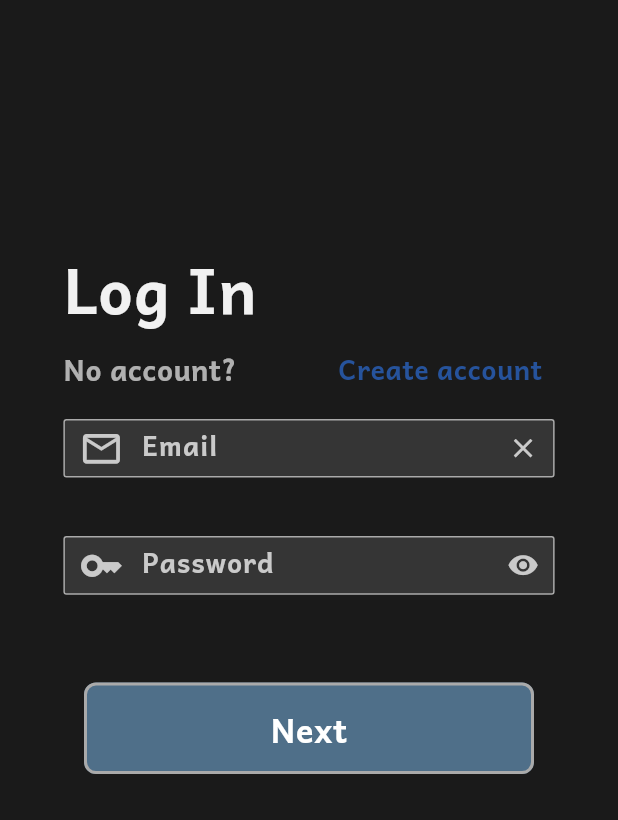
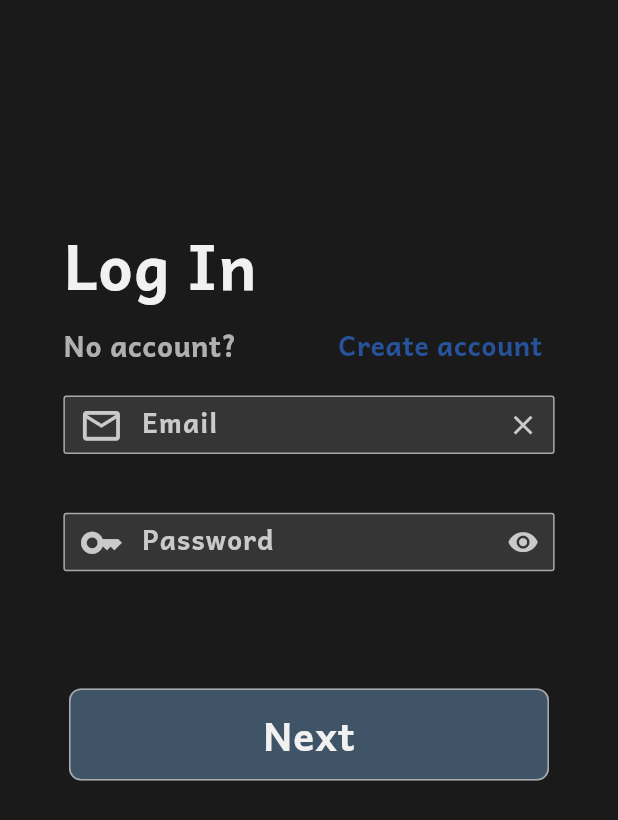
Before and after one commit to seungminhan2631/msdl, a Flutter app: the screen it shows after launch, on a phone screen of 412 x 824 dp. Shown: the top 820 px of the screen. Run offline on Flutter 3.47's test engine with Material 3 defaults, Android fonts, the phone set to English and light mode, and no system bars.

Commit message:
update
update

```diff
--- a/lib/commons/widgets/buttons/customButton.dart
+++ b/lib/commons/widgets/buttons/customButton.dart
@@ -1,8 +1,12 @@
 import 'package:flutter/material.dart';
+import 'package:msdl/constants/size_config.dart';
+import 'package:msdl/constants/sizes.dart';
 
 class CustomButton extends StatelessWidget {
+  final String text;
   const CustomButton({
     super.key,
+    required this.text,
   });
 
   @override
@@ -10,23 +14,21 @@ class CustomButton extends StatelessWidget {
     return Center(
       child: TextButton(
         style: TextButton.styleFrom(
-          backgroundColor: const Color(0xff4F6F89),
-          padding: const EdgeInsets.symmetric(horizontal: 50, vertical: 15),
-          minimumSize: const Size(300, 60),
+          backgroundColor: const Color(0xff4F6F89).withOpacity(0.7),
+          padding: EdgeInsets.symmetric(horizontal: 50.w, vertical: 12.h),
+          minimumSize: const Size(320, 60),
           shape: RoundedRectangleBorder(
             borderRadius: BorderRadius.circular(8),
-            side: const BorderSide(color: Color(0xffAAAAAA), width: 2),
+            side: BorderSide(color: Color(0xffAAAAAA), width: 1.w),
           ),
         ),
-        onPressed: () {
-          // 버튼 클릭 이벤트
-        },
-        child: const Text(
-          "Next",
+        onPressed: () {},
+        child: Text(
+          text,
           style: TextStyle(
             fontFamily: 'Andika',
-            fontSize: 22, // 텍스트 크기 조절
-            color: Colors.white, // 텍스트 색상
+            fontSize: Sizes.size24 + Sizes.size1,
+            color: Color(0xffF1F1F1),
             fontWeight: FontWeight.bold,
           ),
         ),
--- a/lib/commons/widgets/toptitle.dart
+++ b/lib/commons/widgets/toptitle.dart
@@ -3,24 +3,24 @@ import 'package:msdl/constants/size_config.dart';
 import 'package:msdl/msdl_theme.dart';
 
 class TopTitle extends StatelessWidget {
-  final String title;
+  final String text;
   final double? fontSize;
   final FontWeight? fontWeight;
-  final double? opacity; // 🔹 추가: 사용자가 투명도 설정 가능
+  final double? opacity;
   final TextStyle? headlineLarge = msdlTheme.primaryTextTheme.headlineLarge;
 
   TopTitle({
     super.key,
-    required this.title,
+    required this.text,
     this.fontSize,
     this.fontWeight,
-    this.opacity, // 🔹 사용자가 직접 설정할 수 있음
+    this.opacity,
   });
 
   @override
   Widget build(BuildContext context) {
     return Text(
-      title,
+      text,
       style: headlineLarge?.copyWith(
         //??로직은 짧게말하면, C= A??B 를 예를들면, C값=  초기값은 B, A로 설정한다면 C값은 A
         fontSize: (fontSize ?? 40).w,
--- a/lib/features/screens/authentication/login_Screen.dart
+++ b/lib/features/screens/authentication/login_Screen.dart
@@ -24,12 +24,12 @@ class login_Screen extends StatelessWidget {
       resizeToAvoidBottomInset: false,
       body: Padding(
         padding:
-            EdgeInsets.symmetric(horizontal: Sizes.size40, vertical: 166.h),
+            EdgeInsets.symmetric(horizontal: Sizes.size40, vertical: 150.h),
         child: Column(
           crossAxisAlignment: CrossAxisAlignment.start,
           children: [
             TopTitle(
-              title: "Log In",
+              text: "Log In",
               fontSize: 37.w,
               fontWeight: FontWeight.w700,
             ),
@@ -38,14 +38,16 @@ class login_Screen extends StatelessWidget {
               mainAxisSize: MainAxisSize.min,
               children: [
                 TopTitle(
-                  title: "No account?",
+                  text: "No account?",
                   fontSize: Sizes.size16 + Sizes.size1,
                   fontWeight: FontWeight.w700,
                   opacity: 0.7,
                 ),
                 Gaps.h64,
                 GestureDetector(
-                  onTap: () {},
+                  onTap: () {
+                    Navigator.pushNamed(context, "/chooseRole_Screen");
+                  },
                   child: Text(
                     "Create account",
                     style: TextStyle(
@@ -70,8 +72,9 @@ class login_Screen extends StatelessWidget {
               firstIcon: Icons.key,
               lastIcon: Icons.visibility,
             ),
-            Gaps.v60,
-            CustomButton(),
+            Gaps.v80,
+            CustomButton(text: "Next"),
+            Gaps.v96,
           ],
         ),
       ),
```
Also changed, not shown: lib/features/screens/authentication/choose_role.dart (+32 -97 lines), lib/features/screens/authentication/create_account.dart (+4 -4 lines).
